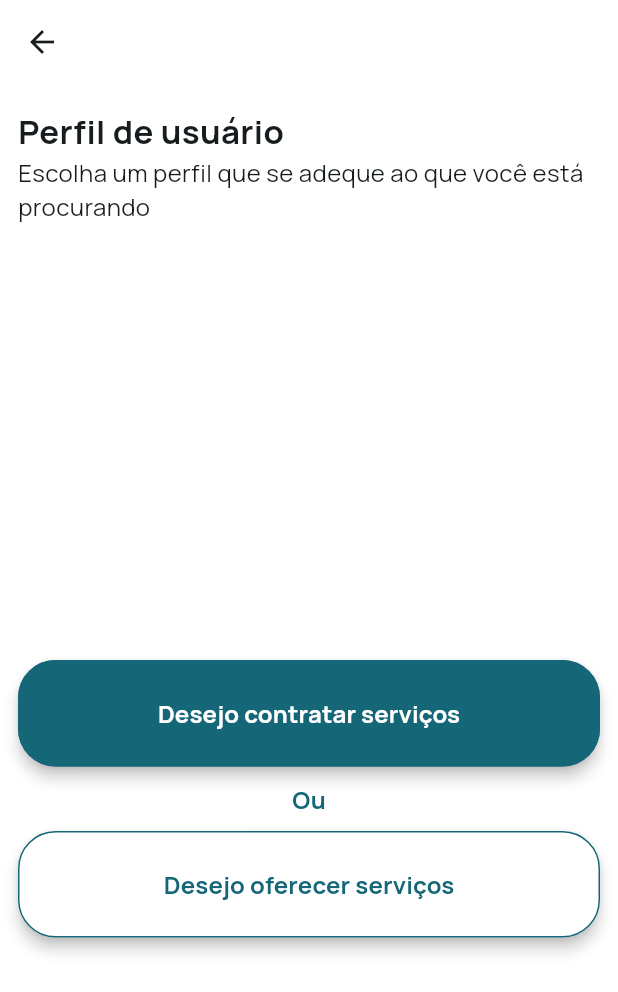
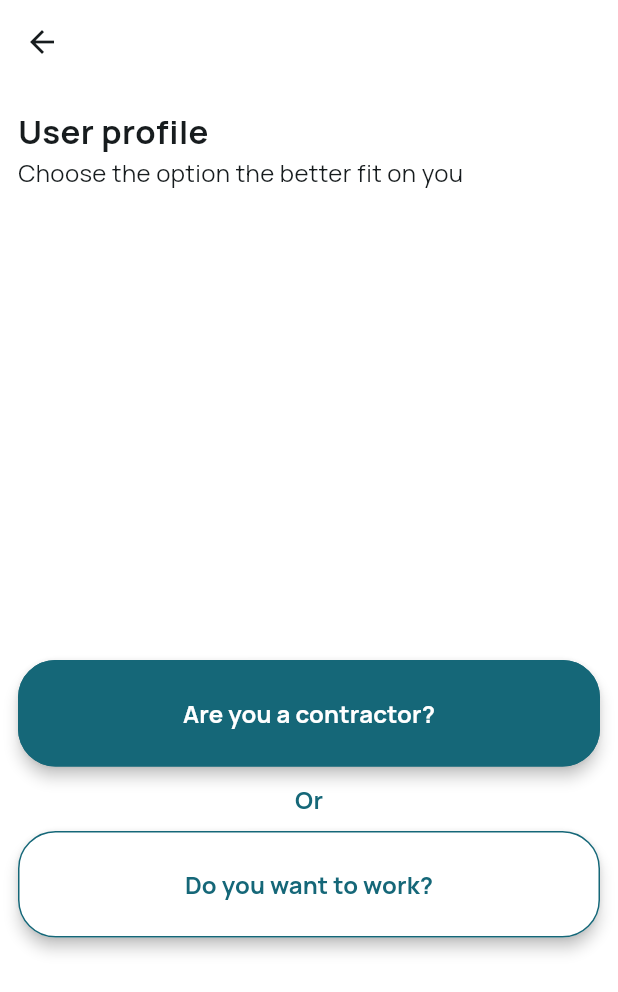
Before and after one commit to CleisonFreitas/local-service-flutter, a Flutter app: the IdentificationScreen screen opened by its route, on a phone screen of 412 x 824 dp. Shown: the top 992 px of the screen. Run offline on Flutter 3.47's test engine with Material 3 defaults, Android fonts, the phone set to English and light mode, and no system bars; our stand-ins replace flutter_bloc, go_router.

Commit message:
feat(profile) creating a personal profile

```diff
--- a/lib/core/router/app_router.dart
+++ b/lib/core/router/app_router.dart
@@ -1,38 +1,59 @@
+import 'package:flutter_bloc/flutter_bloc.dart';
 import 'package:go_router/go_router.dart';
+import 'package:local_services/blocs/base_state.dart';
+import 'package:local_services/blocs/generic_bloc_listener.dart';
 import 'package:local_services/features/auth/identification/identification_screen.dart';
 import 'package:local_services/features/auth/password_recovery/email_otp_screen.dart';
 import 'package:local_services/features/auth/password_recovery/email_recovery_screen.dart';
 import 'package:local_services/features/auth/password_recovery/new_password_screen.dart';
-import 'package:local_services/features/auth/sigin/home_screen.dart';
-import 'package:local_services/features/auth/sigin/login_screen.dart';
+import 'package:local_services/features/auth/signin/home_screen.dart';
+import 'package:local_services/features/auth/signin/login_screen.dart';
 import 'package:local_services/features/auth/signup/signup_screen.dart';
 import 'package:local_services/features/auth/splash/splash_screen.dart';
+import 'package:local_services/features/services/bloc/logic/profile_form_bloc.dart';
+import 'package:local_services/features/services/profile/profile_screen.dart';
 
 final routerConfig = GoRouter(
   initialLocation: '/',
   routes: [
     GoRoute(path: '/', builder: (context, state) => const SplashScreen()),
-    GoRoute(path: '/home', builder: (context, state) => const HomeScreen()),
     GoRoute(
-      path: '/identification',
+      path: '/auth/sign-in/home',
+      builder: (context, state) => const HomeScreen(),
+    ),
+    GoRoute(
+      path: '/auth/identification',
       builder: (context, state) => const IdentificationScreen(),
     ),
-    GoRoute(path: '/login', builder: (context, state) => const LoginScreen()),
     GoRoute(
-      path: '/recovery-password-email',
+      path: '/auth/sign-in/login',
+      builder: (context, state) => const LoginScreen(),
+    ),
+    GoRoute(
+      path: '/auth/password-recovery/recovery-password-email',
       builder: (context, state) => const EmailRecoveryScreen(),
     ),
     GoRoute(
-      path: '/recovery-otp-email',
+      path: '/auth/password-recovery/recovery-otp-email',
       builder: (context, state) => const EmailOtpScreen(),
     ),
     GoRoute(
-      path: '/recovery-new-password',
+      path: '/auth/password-recovery/recovery-new-password',
       builder: (context, state) => const NewPasswordScreen(),
     ),
     GoRoute(
-      path: '/register',
+      path: '/auth/sign-up/register',
       builder: (context, state) => const SignUpScreen(),
+    ),
+    GoRoute(
+      path: '/services/profile',
+      builder:
+          (context, state) => BlocProvider(
+            create: (_) => ProfileFormBloc(),
+            child: GenericBlocListener<ProfileFormBloc, BaseState>(
+              child: const ProfileScreen(),
+            ),
+          ),
     ),
   ],
 );
--- a/lib/features/auth/identification/identification_screen.dart
+++ b/lib/features/auth/identification/identification_screen.dart
@@ -21,7 +21,7 @@ class _IdentificationScreenState extends State<IdentificationScreen> {
       appBar: AppBar(
         backgroundColor: AppColors.secondary,
         leading: IconButton(
-          onPressed: () => GoRouter.of(context).go('/register'),
+          onPressed: () => GoRouter.of(context).go('/auth/sign-up/register'),
           icon: Icon(Icons.arrow_back),
         ),
       ),
@@ -37,10 +37,9 @@ class _IdentificationScreenState extends State<IdentificationScreen> {
               child: Column(
                 crossAxisAlignment: CrossAxisAlignment.start,
                 children: [
-                  CustomTitle(title: 'Perfil de usuário'),
+                  CustomTitle(title: 'User profile'),
                   CustomSubtitle(
-                    title:
-                        'Escolha um perfil que se adeque ao que você está procurando',
+                    title: 'Choose the option the better fit on you',
                   ),
                 ],
               ),
@@ -53,19 +52,19 @@ class _IdentificationScreenState extends State<IdentificationScreen> {
                 spacing: 10,
                 children: <Widget>[
                   CustomButton(
-                    text: 'Desejo contratar serviços',
+                    text: "Are you a contractor?",
                     buttonEnum: ButtonEnum.secondary,
                     action: () {},
                   ),
                   Text(
-                    'Ou',
+                    'Or',
                     style: AppTexts.subtitle2.copyWith(
                       color: AppColors.primary,
                       fontWeight: FontWeight.bold,
                     ),
                   ),
                   CustomButton(
-                    text: 'Desejo oferecer serviços',
+                    text: 'Do you want to work?',
                     buttonEnum: ButtonEnum.primary,
                     action: () {},
                   ),
--- a/lib/features/auth/password_recovery/email_otp_screen.dart
+++ b/lib/features/auth/password_recovery/email_otp_screen.dart
@@ -64,7 +64,7 @@ class _EmailOtpScreenState extends State<EmailOtpScreen> {
 
         Future.delayed(Duration(seconds: 2), () {
           if (!mounted) return;
-          context.go('/recovery-new-password');
+          context.go('/auth/password-recovery/recovery-new-password');
         });
       }
     });
--- a/lib/features/auth/password_recovery/email_recovery_screen.dart
+++ b/lib/features/auth/password_recovery/email_recovery_screen.dart
@@ -91,7 +91,10 @@ class _EmailRecoveryScreenState extends State<EmailRecoveryScreen> {
                     CustomButton(
                       text: 'Send Code',
                       buttonEnum: ButtonEnum.secondary,
-                      action: () => context.go('/recovery-otp-email'),
+                      action:
+                          () => context.go(
+                            '/auth/password-recovery/recovery-otp-email',
+                          ),
                     ),
                   ],
                 );
--- a/lib/features/auth/password_recovery/new_password_screen.dart
+++ b/lib/features/auth/password_recovery/new_password_screen.dart
@@ -1,4 +1,5 @@
 import 'package:flutter/material.dart';
+import 'package:go_router/go_router.dart';
 import 'package:local_services/shared/components/content_container.dart';
 import 'package:local_services/shared/components/custom_button.dart';
 import 'package:local_services/shared/components/custom_form_field.dart';
@@ -45,6 +46,8 @@ class _NewPasswordScreenState extends State<NewPasswordScreen> {
 
       CustomSnackBar.showSuccess(context, 'Password updated with successful');
       _isLoadingNotifier.value = false;
+
+      GoRouter.of(context).go('/services/profile');
     });
   }
 
@@ -111,7 +114,6 @@ class _NewPasswordScreenState extends State<NewPasswordScreen> {
       body: ContentContainer(
         child: Form(
           key: _formKey,
-          autovalidateMode: AutovalidateMode.onUserInteraction,
           child: Column(
             mainAxisAlignment: MainAxisAlignment.start,
             crossAxisAlignment: CrossAxisAlignment.start,
--- a/lib/features/auth/sigin/home_screen.dart
+++ b/lib/features/auth/signin/home_screen.dart
@@ -80,7 +80,7 @@ class _HomeScreenState extends State<HomeScreen> {
                         style: AppTexts.subtitle1.white.copyWith(fontSize: 18),
                       ),
                       TextButton(
-                        onPressed: () => context.go('/login'),
+                        onPressed: () => context.go('/auth/sign-in/login'),
                         child: Text(
                           'Sign In',
                           style: AppTexts.subtitle1.copyWith(
--- a/lib/features/auth/signup/signup_screen.dart
+++ b/lib/features/auth/signup/signup_screen.dart
@@ -154,7 +154,7 @@ class _SignUpScreenState extends State<SignUpScreen> {
                         style: AppTexts.subtitle1.primary,
                       ),
                     ),
-                    onTap: () => GoRouter.of(context).go('/login'),
+                    onTap: () => GoRouter.of(context).go('/auth/sign-in/login'),
                   ),
                 ],
               ),
--- a/lib/features/auth/splash/splash_screen.dart
+++ b/lib/features/auth/splash/splash_screen.dart
@@ -17,9 +17,9 @@ class _SplashScreenState extends State<SplashScreen> {
     Future.delayed(Duration(seconds: 3), () {
       _isScreenLoading.value = true;
 
-      Future.delayed(Duration(seconds: 5), () {
+      Future.delayed(Duration(seconds: 3), () {
         if (!mounted) return;
-        GoRouter.of(context).go('/home');
+        GoRouter.of(context).go('/auth/sign-in/home');
       });
     });
     super.initState();
--- /dev/null
+++ b/lib/features/services/bloc/events/profile_form_event.dart
@@ -0,0 +1,9 @@
+import 'package:local_services/features/services/entities/profile.dart';
+
+abstract class ProfileFormEvent {}
+
+class SubmitProfileEvent extends ProfileFormEvent {
+  final Profile profile;
+
+  SubmitProfileEvent({required this.profile});
+}
--- /dev/null
+++ b/lib/features/services/entities/profile.dart
@@ -0,0 +1,11 @@
+class Profile {
+  final String name;
+  final String bio;
+  final String skills;
+
+  Profile({required this.name, required this.bio, required this.skills});
+
+  static Profile create(String name, String bio, String skills) {
+    return Profile(name: name, bio: bio, skills: skills);
+  }
+}
--- /dev/null
+++ b/lib/features/services/validations/profile_validations.dart
@@ -0,0 +1,39 @@
+Map<String, dynamic> validateProfileNameField(String value) {
+  final validations = [
+    [value.isEmpty, 'The name field is required'],
+    [value.length < 5, 'The profile must have at least 5 characteres'],
+  ];
+
+  return _returningErrorList(validations);
+}
+
+Map<String, dynamic> validateProfileBioField(String value) {
+  final validations = [
+    [value.isEmpty, 'The bio field is required'],
+    [value.length < 10, 'The profile must have at least 10 characteres'],
+  ];
+
+  return _returningErrorList(validations);
+}
+
+Map<String, dynamic> validateProfileSkillsField(String value) {
+  final validations = [
+    [value.isEmpty, 'The skills field is required'],
+    [value.length < 10, 'The profile must have at least 10 characteres'],
+  ];
+
+  return _returningErrorList(validations);
+}
+
+Map<String, dynamic> _returningErrorList(List<dynamic> validations) {
+  final List<String> errors =
+      validations
+          .where((check) => check[0] == true)
+          .map((check) => check[1] as String)
+          .toList();
+
+  return {
+    'errors': errors,
+    'firstError': errors.isNotEmpty ? errors.first : null,
+  };
+}
--- a/lib/shared/components/custom_form_field.dart
+++ b/lib/shared/components/custom_form_field.dart
@@ -17,6 +17,7 @@ class CustomFormField extends StatefulWidget {
   final FocusNode? focusNode;
   final FormFieldValidator<String>? validator;
   final ValueChanged<String>? onChanged;
+  final int? minLines;
 
   const CustomFormField({
     super.key,
@@ -34,6 +35,7 @@ class CustomFormField extends StatefulWidget {
     this.focusNode,
     this.validator,
     this.onChanged,
+    this.minLines,
   });
 
   @override
@@ -89,6 +91,8 @@ class _CustomFormFieldState extends State<CustomFormField> {
       onChanged: _onChangedEvent,
       controller: widget.controller,
       maxLength: widget.maxLength!,
+      minLines: widget.minLines ?? 1,
+      maxLines: _isHidden ? 1 : null,
       autofocus: widget.autoFocus == true,
       obscureText: _isHidden,
       keyboardType: widget.keyboardType,
--- a/pubspec.yaml
+++ b/pubspec.yaml
@@ -18,6 +18,7 @@ dependencies:
   # Use with the CupertinoIcons class for iOS style icons.
   cupertino_icons: ^1.0.8
   go_router: ^15.1.2
+  flutter_bloc: ^9.1.1
 
 dev_dependencies:
   flutter_test:
```
Also changed, not shown: lib/blocs/base_state.dart (added, +15 -0 lines), lib/blocs/generic_bloc_listener.dart (added, +35 -0 lines), lib/features/auth/signin/login_screen.dart (renamed from lib/features/auth/sigin/login_screen.dart, +8 -2 lines), lib/features/services/bloc/logic/profile_form_bloc.dart (added, +20 -0 lines), lib/features/services/bloc/states/profile_form_state.dart (added, +13 -0 lines), lib/features/services/profile/profile_screen.dart (added, +122 -0 lines), pubspec.lock.
